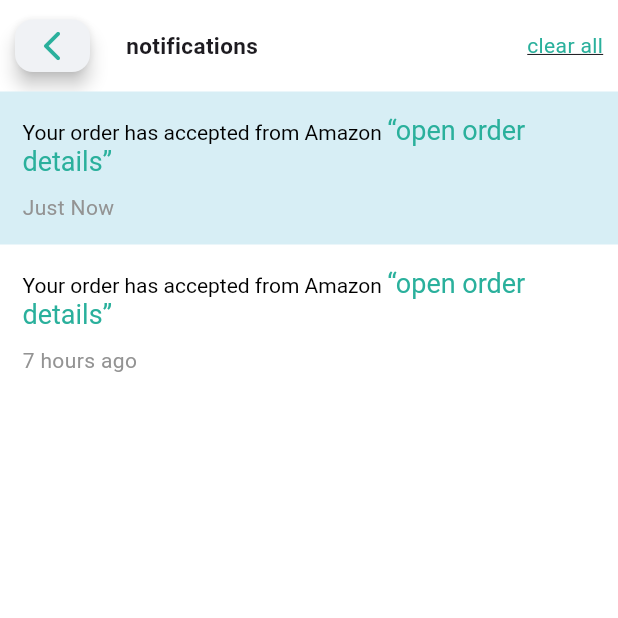
After one commit to nitgNITG/mostasmer_App, a Flutter app: the Notifications screen opened directly, on a phone screen of 412 x 824 dp, the top half of it. The commit adds this screen. Run offline on Flutter 3.47's test engine with Material 3 defaults, Android fonts, the phone set to English and light mode, and no system bars; our stand-ins replace hexcolor.

Commit message:
Notifications

```diff
--- /dev/null
+++ b/lib/screens/notifications/notifications.dart
@@ -0,0 +1,118 @@
+import 'package:flutter/cupertino.dart';
+import 'package:flutter/material.dart';
+import 'package:mostasmer/widgets/App_Bar2.dart';
+
+class Notifications extends StatelessWidget {
+  const Notifications({super.key});
+
+  @override
+  Widget build(BuildContext context) {
+    return Scaffold(
+      backgroundColor: Colors.white,
+      body: SafeArea(
+        child: SingleChildScrollView(
+          child: Column(
+            children: [
+              const AppBar2(PageName:" notifications",),
+              Container(
+                decoration: const BoxDecoration(
+                  color: Color(0xFFD7EEF5),
+                ),
+                child: Padding(
+                  padding: EdgeInsets.all(15.0),
+                  child: Column(
+                    mainAxisSize: MainAxisSize.max,
+                    children: [
+                      RichText(
+                        textScaler: MediaQuery.of(context).textScaler,
+                        text: const TextSpan(
+                          children: [
+                            TextSpan(
+                              text: 'Your order has accepted from Amazon ',
+                              style: TextStyle(
+                                color: Colors.black
+                              ),
+                            ),
+                            TextSpan(
+                              text: '“open order details”',
+                              style: TextStyle(
+                                color: Color(0xFF2AB09C),
+                                fontSize: 18.0,
+                              )
+                            )
+                          ],
+
+                        ),
+                      ),
+                      const Align(
+                        alignment: AlignmentDirectional(-1.0, 0.0),
+                        child: Padding(
+                          padding: EdgeInsetsDirectional.fromSTEB(
+                              0.0, 10.0, 0.0, 0.0),
+                          child: Text(
+                            'Just Now',
+                            style: TextStyle(
+                              color: Color(0xFF939393)
+                            ),
+                          ),
+                        ),
+                      ),
+                    ],
+                  ),
+                ),
+              ),
+              Container(
+                decoration: const BoxDecoration(
+
+                ),
+                child: Padding(
+                  padding: EdgeInsets.all(15.0),
+                  child: Column(
+                    mainAxisSize: MainAxisSize.max,
+                    children: [
+                      RichText(
+                        textScaler: MediaQuery.of(context).textScaler,
+                        text: const TextSpan(
+                          children: [
+                            TextSpan(
+                              text: 'Your order has accepted from Amazon ',
+                              style: TextStyle(
+                                color: Colors.black
+                              ),
+                            ),
+                            TextSpan(
+                              text: '“open order details”',
+                              style: TextStyle(
+                                color: Color(0xFF2AB09C),
+                                fontSize: 18.0,
+                              )
+                            )
+                          ],
+
+                        ),
+                      ),
+                      const Align(
+                        alignment: AlignmentDirectional(-1.0, 0.0),
+                        child: Padding(
+                          padding: EdgeInsetsDirectional.fromSTEB(
+                              0.0, 10.0, 0.0, 0.0),
+                          child: Text(
+                            '7 hours ago',
+                            style: TextStyle(
+                              color: Color(0xFF939393)
+                            ),
+                          ),
+                        ),
+                      ),
+                    ],
+                  ),
+                ),
+              ),
+
+            ],
+          ),
+        ),
+      ),
+    );
+  }
+}
--- a/lib/widgets/App_Bar.dart
+++ b/lib/widgets/App_Bar.dart
@@ -1,5 +1,7 @@
 import 'package:flutter/material.dart';
 import 'package:hexcolor/hexcolor.dart';
+
+import '../screens/notifications/notifications.dart';
 
 class AppBar_com extends StatelessWidget {
   const AppBar_com({
@@ -175,7 +177,9 @@ class AppBar_com extends StatelessWidget {
                     focusColor: Colors.transparent,
                     hoverColor: Colors.transparent,
                     highlightColor: Colors.transparent,
-                    onTap: () async {},
+                    onTap: () async {
+                      Navigator.push(context, MaterialPageRoute(builder: (context) => Notifications(),));
+                    },
                     child: Container(
                       width: 40.0,
                       height: 40.0,
--- /dev/null
+++ b/lib/widgets/App_Bar2.dart
@@ -0,0 +1,74 @@
+import 'package:flutter/cupertino.dart';
+import 'package:flutter/material.dart';
+import 'package:hexcolor/hexcolor.dart';
+
+class AppBar2 extends StatelessWidget {
+  final String PageName;
+  const AppBar2({super.key, required this.PageName});
+
+  @override
+  Widget build(BuildContext context) {
+    return Padding(
+      padding: const EdgeInsets.all(10.0),
+      child: Stack(
+        alignment: AlignmentDirectional(0.0, 0.0),
+        children: [
+          Align(
+            alignment: AlignmentDirectional(-1.0, -1.0),
+            child: Material(
+              color: Colors.transparent,
+              elevation: 5.0,
+              shape: RoundedRectangleBorder(
+                borderRadius: BorderRadius.circular(12.0),
+              ),
+              child: Container(
+                width: 50.0,
+                height: 35.0,
+                decoration: BoxDecoration(
+                  color: HexColor('#F0F2F5'),
+                  borderRadius: BorderRadius.circular(12.0),
+                ),
+                child: InkWell(
+                  splashColor: Colors.transparent,
+                  focusColor: Colors.transparent,
+                  hoverColor: Colors.transparent,
+                  highlightColor: Colors.transparent,
+                  onTap: () async {
+                    Navigator.pop(context);
+                  },
+                  child: const Icon(
+                    Icons.arrow_back_ios_rounded,
+                    color: Color(0xFF2AB09C),
+                    size: 24.0,
+                  ),
+                ),
+              ),
+            ),
+          ),
+           Align(
+            alignment: const AlignmentDirectional(-1.0, 0.0),
+            child: Padding(
+              padding: const EdgeInsetsDirectional.fromSTEB(
+                  70.0, 10.0, 0.0, 10.0),
+              child: Text(PageName,style: TextStyle(
+                fontWeight: FontWeight.bold,
+                fontSize: 15
+              ),),
+            ),
+          ),
+           Align(
+            alignment: Alignment.topRight,
+            child: Padding(
+              padding: const EdgeInsetsDirectional.fromSTEB(
+                  70.0, 10.0, 0.0, 10.0),
+              child: Text("clear all",style: TextStyle(
+                decoration: TextDecoration.underline,
+                color:HexColor('#2AB09C'),
+              ),),
+            ),
+          ),
+        ],
+      ),
+    );
+  }
+}
```
